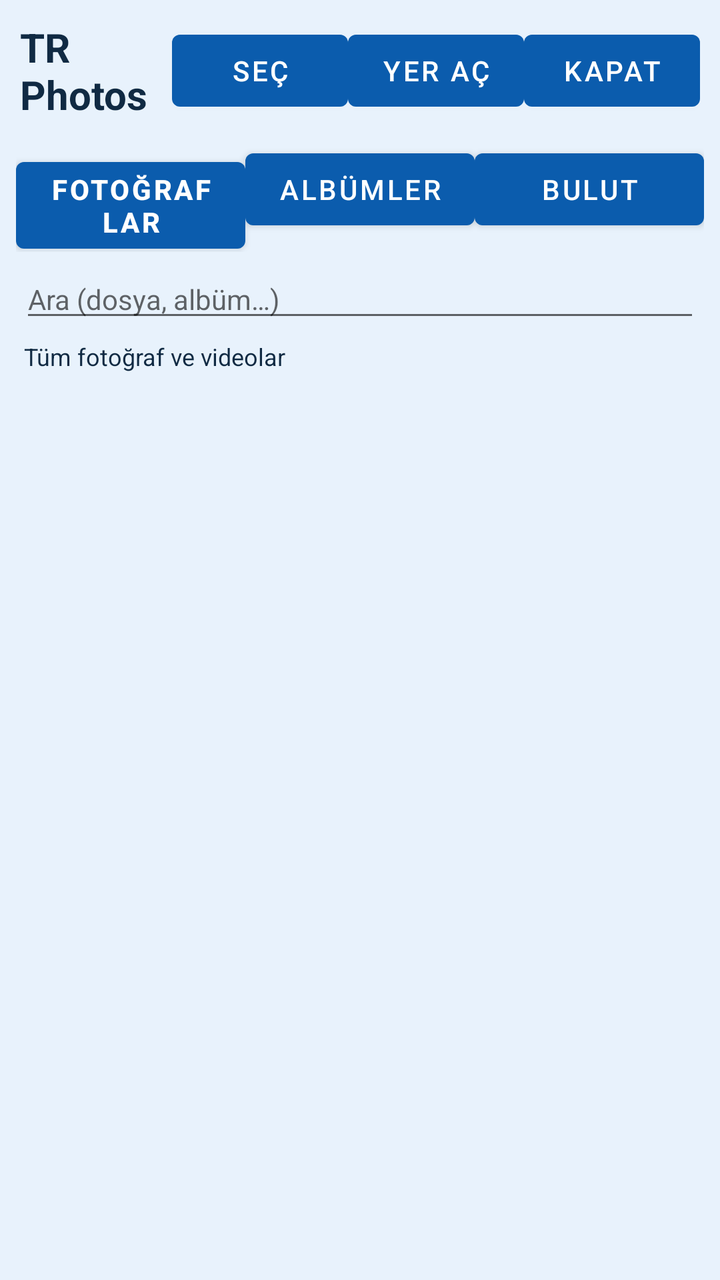
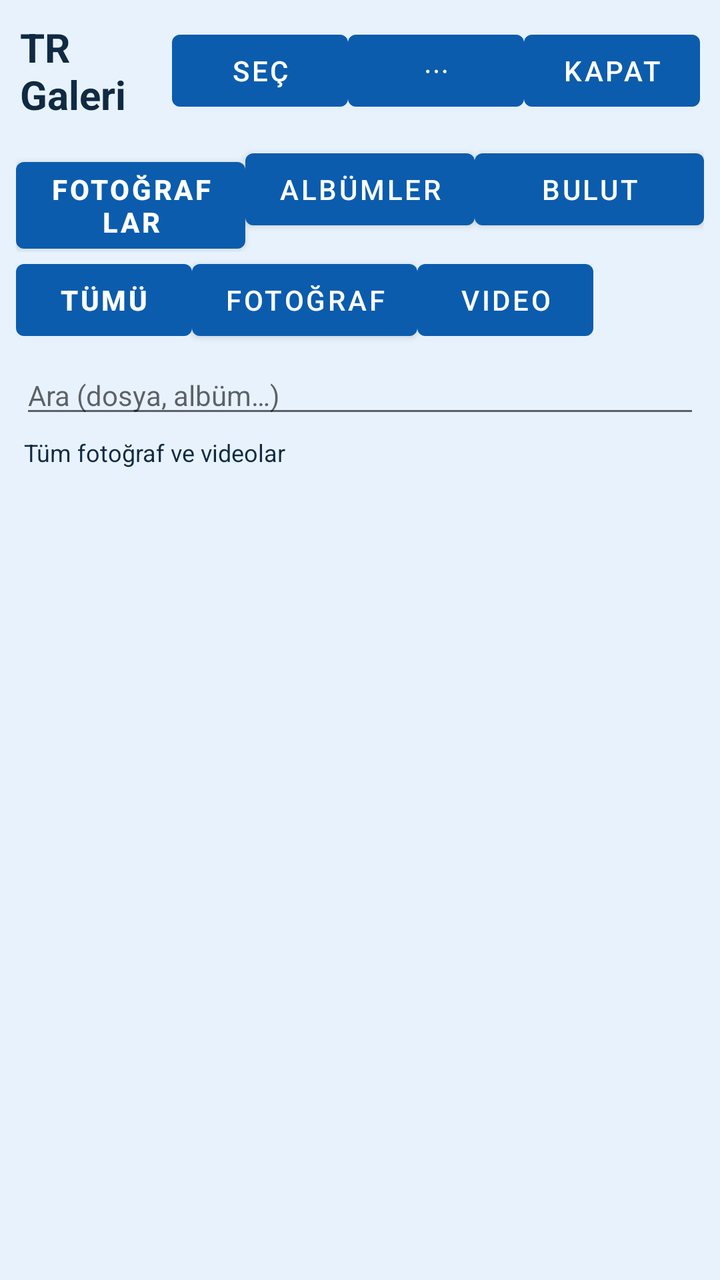

Screens rendered from an Android XML layout before and after an edit, with the pre-edit source and the edit as a unified diff.
<!-- AndroidManifest.xml: activity theme Theme.TRDriver -->
<!-- res/layout/activity_photos_library.xml -->
<?xml version="1.0" encoding="utf-8"?>
<LinearLayout xmlns:android="http://schemas.android.com/apk/res/android"
    android:layout_width="match_parent"
    android:layout_height="match_parent"
    android:background="@color/tr_sky"
    android:orientation="vertical">

    <LinearLayout
        android:layout_width="match_parent"
        android:layout_height="wrap_content"
        android:gravity="center_vertical"
        android:orientation="horizontal"
        android:padding="10dp">

        <TextView
            android:id="@+id/photosTitle"
            android:layout_width="0dp"
            android:layout_height="wrap_content"
            android:layout_weight="1"
            android:text="TR Photos"
            android:textColor="@color/tr_ink"
            android:textSize="20sp"
            android:textStyle="bold" />

        <Button
            android:id="@+id/btnPhotosSelect"
            android:layout_width="wrap_content"
            android:layout_height="wrap_content"
            android:text="Seç" />

        <Button
            android:id="@+id/btnPhotosFreeUp"
            android:layout_width="wrap_content"
            android:layout_height="wrap_content"
            android:text="Yer aç" />

        <Button
            android:id="@+id/btnPhotosClose"
            android:layout_width="wrap_content"
            android:layout_height="wrap_content"
            android:text="Kapat" />
    </LinearLayout>

    <LinearLayout
        android:layout_width="match_parent"
        android:layout_height="wrap_content"
        android:orientation="horizontal"
        android:paddingHorizontal="8dp">

        <Button
            android:id="@+id/tabPhotos"
            android:layout_width="0dp"
            android:layout_height="wrap_content"
            android:layout_weight="1"
            android:text="Fotoğraflar"
            android:textStyle="bold" />

        <Button
            android:id="@+id/tabAlbums"
            android:layout_width="0dp"
            android:layout_height="wrap_content"
            android:layout_weight="1"
            android:text="Albümler" />

        <Button
            android:id="@+id/tabCloud"
            android:layout_width="0dp"
            android:layout_height="wrap_content"
            android:layout_weight="1"
            android:text="Bulut" />
    </LinearLayout>

    <EditText
        android:id="@+id/photosSearch"
        android:layout_width="match_parent"
        android:layout_height="wrap_content"
        android:layout_marginHorizontal="10dp"
        android:layout_marginTop="4dp"
        android:hint="Ara (dosya, albüm…)"
        android:imeOptions="actionSearch"
        android:inputType="text"
        android:maxLines="1"
        android:textColor="@color/tr_ink"
        android:textSize="14sp" />

    <TextView
        android:id="@+id/photosSubtitle"
        android:layout_width="match_parent"
        android:layout_height="wrap_content"
        android:paddingHorizontal="12dp"
        android:paddingTop="4dp"
        android:paddingBottom="4dp"
        android:text="Tüm fotoğraf ve videolar"
        android:textColor="@color/tr_ink"
        android:textSize="12sp" />

    <LinearLayout
        android:id="@+id/selectionBar"
        android:layout_width="match_parent"
        android:layout_height="wrap_content"
        android:background="#E8F2FC"
        android:gravity="center_vertical"
        android:orientation="horizontal"
        android:padding="6dp"
        android:visibility="gone">

        <TextView
            android:id="@+id/selectionCount"
            android:layout_width="0dp"
            android:layout_height="wrap_content"
            android:layout_weight="1"
            android:paddingStart="6dp"
            android:text="0 seçili"
            android:textColor="@color/tr_ink"
            android:textStyle="bold" />

        <Button
            android:id="@+id/btnSelectAll"
            android:layout_width="wrap_content"
            android:layout_height="wrap_content"
            android:text="Tümü" />

        <Button
            android:id="@+id/btnShareSelected"
            android:layout_width="wrap_content"
            android:layout_height="wrap_content"
            android:text="Paylaş" />

        <Button
            android:id="@+id/btnDeleteSelected"
            android:layout_width="wrap_content"
            android:layout_height="wrap_content"
            android:text="Sil" />

        <Button
            android:id="@+id/btnCancelSelect"
            android:layout_width="wrap_content"
            android:layout_height="wrap_content"
            android:text="İptal" />
    </LinearLayout>

    <ProgressBar
        android:id="@+id/photosProgress"
        android:layout_width="wrap_content"
        android:layout_height="wrap_content"
        android:layout_gravity="center_horizontal"
        android:visibility="gone" />

    <androidx.recyclerview.widget.RecyclerView
        android:id="@+id/photosGrid"
        android:layout_width="match_parent"
        android:layout_height="0dp"
        android:layout_weight="1"
        android:clipToPadding="false"
        android:padding="4dp" />
</LinearLayout>
<!-- resources referenced by this layout -->
<resources>
  <color name="tr_ink">#102A43</color>
  <color name="tr_sky">#E8F2FC</color>
  <style name="Theme.TRDriver" parent="Theme.MaterialComponents.Light.NoActionBar">
          <item name="colorPrimary">@color/tr_blue</item>
          <item name="colorPrimaryVariant">@color/tr_blue_dark</item>
          <item name="colorOnPrimary">@color/tr_white</item>
          <item name="android:statusBarColor">@color/tr_blue_dark</item>
          <item name="android:windowBackground">@color/tr_sky</item>
      </style>
  <color name="tr_blue">#0B5CAD</color>
  <color name="tr_blue_dark">#083F78</color>
  <color name="tr_white">#FFFFFF</color>
</resources>

<!-- the commit's change to res/layout/activity_photos_library.xml (unified diff, before → after) -->
@@ -17,7 +17,7 @@
             android:layout_width="0dp"
             android:layout_height="wrap_content"
             android:layout_weight="1"
-            android:text="TR Photos"
+            android:text="@string/gallery_launcher_name"
             android:textColor="@color/tr_ink"
             android:textSize="20sp"
             android:textStyle="bold" />
@@ -29,10 +29,10 @@
             android:text="Seç" />
 
         <Button
-            android:id="@+id/btnPhotosFreeUp"
-            android:layout_width="wrap_content"
-            android:layout_height="wrap_content"
-            android:text="Yer aç" />
+            android:id="@+id/btnPhotosMore"
+            android:layout_width="wrap_content"
+            android:layout_height="wrap_content"
+            android:text="⋯" />
 
         <Button
             android:id="@+id/btnPhotosClose"
@@ -69,6 +69,39 @@
             android:layout_weight="1"
             android:text="Bulut" />
     </LinearLayout>
+
+    <HorizontalScrollView
+        android:layout_width="match_parent"
+        android:layout_height="wrap_content"
+        android:paddingHorizontal="8dp"
+        android:scrollbars="none">
+
+        <LinearLayout
+            android:layout_width="wrap_content"
+            android:layout_height="wrap_content"
+            android:gravity="center_vertical"
+            android:orientation="horizontal">
+
+            <Button
+                android:id="@+id/filterAll"
+                android:layout_width="wrap_content"
+                android:layout_height="wrap_content"
+                android:text="Tümü"
+                android:textStyle="bold" />
+
+            <Button
+                android:id="@+id/filterPhotos"
+                android:layout_width="wrap_content"
+                android:layout_height="wrap_content"
+                android:text="Fotoğraf" />
+
+            <Button
+                android:id="@+id/filterVideos"
+                android:layout_width="wrap_content"
+                android:layout_height="wrap_content"
+                android:text="Video" />
+        </LinearLayout>
+    </HorizontalScrollView>
 
     <EditText
         android:id="@+id/photosSearch"
@@ -94,50 +127,76 @@
         android:textColor="@color/tr_ink"
         android:textSize="12sp" />
 
-    <LinearLayout
-        android:id="@+id/selectionBar"
-        android:layout_width="match_parent"
-        android:layout_height="wrap_content"
-        android:background="#E8F2FC"
-        android:gravity="center_vertical"
-        android:orientation="horizontal"
-        android:padding="6dp"
+    <HorizontalScrollView
+        android:id="@+id/selectionBarScroll"
+        android:layout_width="match_parent"
+        android:layout_height="wrap_content"
+        android:scrollbars="none"
         android:visibility="gone">
 
-        <TextView
-            android:id="@+id/selectionCount"
-            android:layout_width="0dp"
-            android:layout_height="wrap_content"
-            android:layout_weight="1"
-            android:paddingStart="6dp"
-            android:text="0 seçili"
-            android:textColor="@color/tr_ink"
-            android:textStyle="bold" />
-
-        <Button
-            android:id="@+id/btnSelectAll"
-            android:layout_width="wrap_content"
-            android:layout_height="wrap_content"
-            android:text="Tümü" />
-
-        <Button
-            android:id="@+id/btnShareSelected"
-            android:layout_width="wrap_content"
-            android:layout_height="wrap_content"
-            android:text="Paylaş" />
-
-        <Button
-            android:id="@+id/btnDeleteSelected"
-            android:layout_width="wrap_content"
-            android:layout_height="wrap_content"
-            android:text="Sil" />
-
-        <Button
-            android:id="@+id/btnCancelSelect"
-            android:layout_width="wrap_content"
-            android:layout_height="wrap_content"
-            android:text="İptal" />
-    </LinearLayout>
+        <LinearLayout
+            android:id="@+id/selectionBar"
+            android:layout_width="wrap_content"
+            android:layout_height="wrap_content"
+            android:background="#E8F2FC"
+            android:gravity="center_vertical"
+            android:orientation="horizontal"
+            android:padding="6dp">
+
+            <TextView
+                android:id="@+id/selectionCount"
+                android:layout_width="wrap_content"
+                android:layout_height="wrap_content"
+                android:minWidth="72dp"
+                android:paddingStart="6dp"
+                android:paddingEnd="8dp"
+                android:text="0 seçili"
+                android:textColor="@color/tr_ink"
+                android:textStyle="bold" />
+
+            <Button
+                android:id="@+id/btnSelectAll"
+                android:layout_width="wrap_content"
+                android:layout_height="wrap_content"
+                android:text="Tümü" />
+
+            <Button
+                android:id="@+id/btnShareSelected"
+                android:layout_width="wrap_content"
+                android:layout_height="wrap_content"
+                android:text="Paylaş" />
+
+            <Button
+                android:id="@+id/btnUploadSelected"
+                android:layout_width="wrap_content"
+                android:layout_height="wrap_content"
+                android:text="Buluta" />
+
+            <Button
+                android:id="@+id/btnOpenSelected"
+                android:layout_width="wrap_content"
+                android:layout_height="wrap_content"
+                android:text="Aç" />
+
+            <Button
+                android:id="@+id/btnInfoSelected"
+                android:layout_width="wrap_content"
+                android:layout_height="wrap_content"
+                android:text="Bilgi" />
+
+            <Button
+                android:id="@+id/btnDeleteSelected"
+                android:layout_width="wrap_content"
+                android:layout_height="wrap_content"
+                android:text="Sil" />
+
+            <Button
+                android:id="@+id/btnCancelSelect"
+                android:layout_width="wrap_content"
+                android:layout_height="wrap_content"
+                android:text="İptal" />
+        </LinearLayout>
+    </HorizontalScrollView>
 
     <ProgressBar
         android:id="@+id/photosProgress"
<!-- resource entries referenced after the edit -->
@@ -2,6 +2,7 @@
 <resources>
   <color name="tr_ink">#102A43</color>
   <color name="tr_sky">#E8F2FC</color>
+  <string name="gallery_launcher_name">TR Galeri</string>
   <style name="Theme.TRDriver" parent="Theme.MaterialComponents.Light.NoActionBar">
           <item name="colorPrimary">@color/tr_blue</item>
           <item name="colorPrimaryVariant">@color/tr_blue_dark</item>
